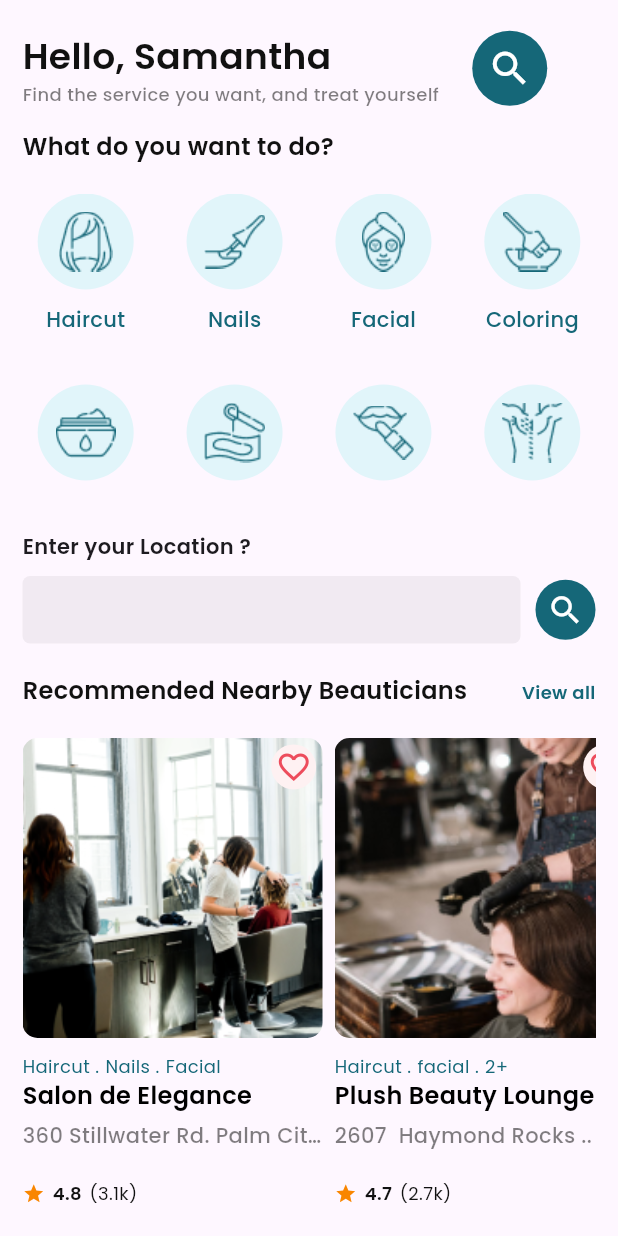
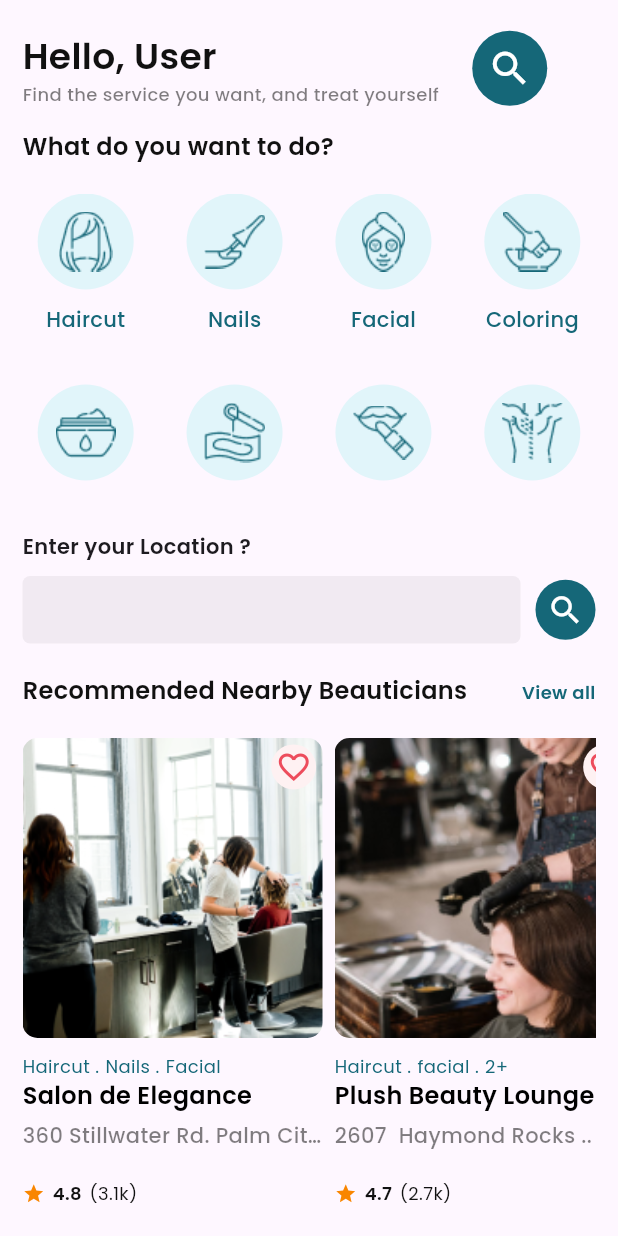
Before and after one commit to janithnishel/Beautilly, a Flutter app: the FindService screen opened directly, on a phone screen of 412 x 824 dp. Run offline on Flutter 3.47's test engine with Material 3 defaults, Android fonts, the phone set to English and light mode, and no system bars; our stand-ins replace firebase_auth, firebase_core, google_sign_in, smooth_page_indicator; accounts and stored records are empty.

Commit message:
fix name

```diff
--- a/lib/screens/customer_profile/findservice_page.dart
+++ b/lib/screens/customer_profile/findservice_page.dart
@@ -1,5 +1,6 @@
 import 'package:beautilly/data/beauticians%20data.dart';
 import 'package:beautilly/data/service_data.dart';
+import 'package:beautilly/screens/join_page.dart';
 import 'package:beautilly/utils/colors.dart';
 import 'package:beautilly/widget/share_widget/share_custom_textield.dart';
 import 'package:flutter/material.dart';
@@ -12,10 +13,10 @@ class FindService extends StatefulWidget {
 }
 
 class _FindServiceState extends State<FindService> {
-  //fetch the service data from servicedata data class
+  //fetch the service data from ServiceData class
   final serviceData = ServiceData().serviceDataList;
 
-  //fetch thebeauticians data from  BeauticiansData class
+  //fetch the beauticians data from BeauticiansData class
   final beauticiansData = BeauticiansData().beauticiansDataList;
 
   @override
@@ -34,9 +35,9 @@ class _FindServiceState extends State<FindService> {
                     Column(
                       crossAxisAlignment: CrossAxisAlignment.start,
                       children: [
-                        const Text(
-                          "Hello, Samantha",
-                          style: TextStyle(
+                        Text(
+                          "Hello, ${GlobalUser.firstName ?? 'User'}",  // Use the global variable
+                          style: const TextStyle(
                             color: Color(0xff111111),
                             fontSize: 24,
                             fontWeight: FontWeight.w600,
@@ -201,7 +202,7 @@ class _FindServiceState extends State<FindService> {
     );
   }
 
-//build the one sevice of salon
+  //build the one service of salon
   Widget _buildService(int index) {
     return Column(
       children: [
@@ -234,8 +235,7 @@ class _FindServiceState extends State<FindService> {
     );
   }
 
-  // build  single Beautician details card
-
+  // build single Beautician details card
   Widget _buildBeauticianCard(int index) {
     return Container(
       margin: const EdgeInsets.only(right: 8),
--- a/lib/screens/join_page.dart
+++ b/lib/screens/join_page.dart
@@ -7,6 +7,12 @@ import 'package:flutter/material.dart';
 import 'package:firebase_auth/firebase_auth.dart';
 import 'package:google_sign_in/google_sign_in.dart';
 
+class GlobalUser {
+  static String? firstName;
+  static String? profileUrl;
+  static String? gender;
+  static String? age;
+}
 
 class JoinPage extends StatelessWidget {
   JoinPage({super.key});
@@ -38,7 +44,23 @@ class JoinPage extends StatelessWidget {
       final UserCredential userCredential =
           await FirebaseAuth.instance.signInWithCredential(credential);
 
-      return userCredential.user;
+      final User? user = userCredential.user;
+
+      if (user != null) {
+        // Store user details in global variables
+        GlobalUser.firstName = user.displayName?.split(" ").first;
+        GlobalUser.profileUrl = user.photoURL;
+        GlobalUser.gender = "Unknown"; // Set this manually or fetch from an additional data source
+        GlobalUser.age = "Unknown";    // Set this manually or fetch from an additional data source
+
+        // Navigate to FindService after successful sign-in
+        Navigator.pushReplacement(
+          context,
+          MaterialPageRoute(builder: (context) => FindService()),
+        );
+      }
+
+      return user;
     } catch (e) {
       print('Error signing in with Google: $e');
       return null;
@@ -66,13 +88,8 @@ class JoinPage extends StatelessWidget {
                 onTap: () async {
                   User? user = await _signInWithGoogle(context);
                   if (user != null) {
-                    // Navigate to FindService after successful sign-in
-                    Navigator.pushReplacement(
-                      context,
-                      MaterialPageRoute(builder: (context) => FindService()),
-                    );
+                    print('Google Sign-In successful: ${user.displayName}');
                   } else {
-                    // Handle sign-in failure
                     print('Google Sign-In failed');
                   }
                 },
--- /dev/null
+++ b/lib/utils/GlobalUser.dart
@@ -0,0 +1,6 @@
+import 'package:beautilly/screens/join_page.dart';
+
+String? firstName = GlobalUser.firstName;
+String? profileUrl = GlobalUser.profileUrl;
+String? gender = GlobalUser.gender;
+String? age = GlobalUser.age;
```
